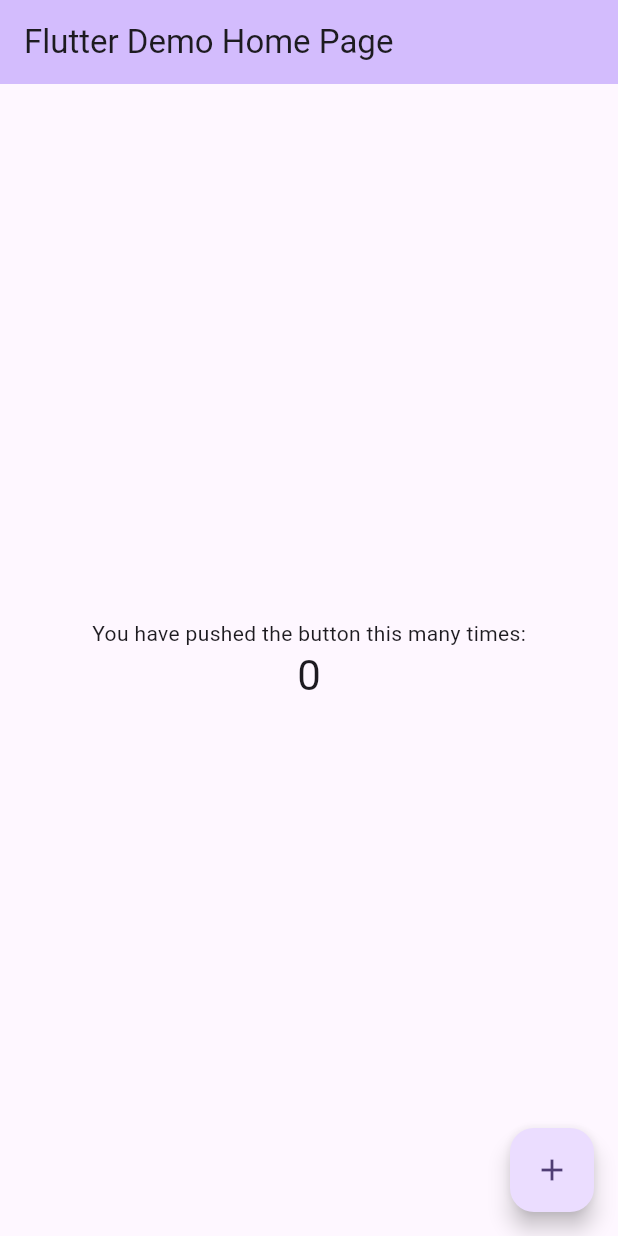
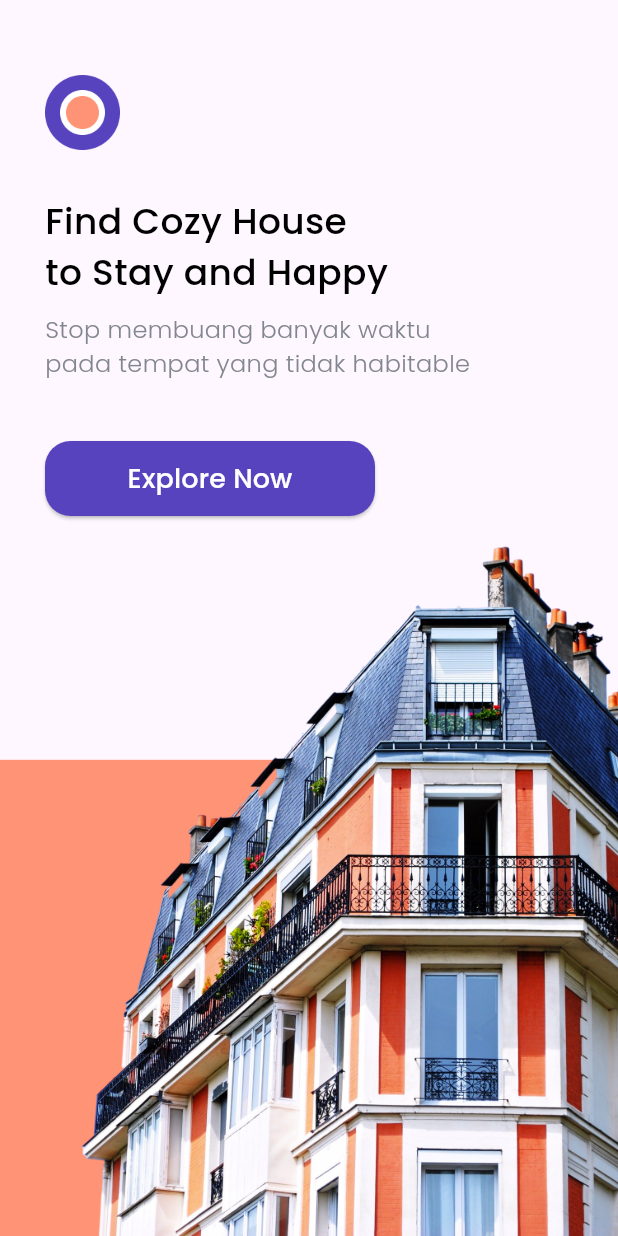
Before and after one commit to petelpop/CozyNest, a Flutter app: the screen it shows after launch, on a phone screen of 412 x 824 dp. Run offline on Flutter 3.47's test engine with Material 3 defaults, Android fonts, the phone set to English and light mode, and no system bars; our stand-ins replace google_fonts.

Commit message:
create splash screen

```diff
--- a/lib/main.dart
+++ b/lib/main.dart
@@ -1,3 +1,4 @@
+import 'package:cozy/pages/splash_page.dart';
 import 'package:flutter/material.dart';
 
 void main() {
@@ -13,25 +14,10 @@ class MyApp extends StatelessWidget {
     return MaterialApp(
       title: 'Flutter Demo',
       theme: ThemeData(
-        // This is the theme of your application.
-        //
-        // TRY THIS: Try running your application with "flutter run". You'll see
-        // the application has a purple toolbar. Then, without quitting the app,
-        // try changing the seedColor in the colorScheme below to Colors.green
-        // and then invoke "hot reload" (save your changes or press the "hot
-        // reload" button in a Flutter-supported IDE, or press "r" if you used
-        // the command line to start the app).
-        //
-        // Notice that the counter didn't reset back to zero; the application
-        // state is not lost during the reload. To reset the state, use hot
-        // restart instead.
-        //
-        // This works for code too, not just values: Most code changes can be
-        // tested with just a hot reload.
         colorScheme: ColorScheme.fromSeed(seedColor: Colors.deepPurple),
         useMaterial3: true,
       ),
-      home: const MyHomePage(title: 'Flutter Demo Home Page'),
+      home: const SplashPage(),
     );
   }
 }
--- /dev/null
+++ b/lib/pages/splash_page.dart
@@ -0,0 +1,74 @@
+import 'package:cozy/theme.dart';
+import 'package:flutter/material.dart';
+import 'package:flutter/widgets.dart';
+
+class SplashPage extends StatelessWidget {
+  const SplashPage({super.key});
+
+  @override
+  Widget build(BuildContext context) {
+    return Scaffold(
+      body: SafeArea(
+        bottom: false,
+        child: Stack(
+          children:[
+            Align(
+              alignment: Alignment.bottomCenter,
+              child: Image.asset('assets/splash_image.png'),
+              ),
+            Padding(
+            padding: const EdgeInsets.only(
+              top: 50,
+              left: 30
+            ),
+            child: Column(
+              crossAxisAlignment: CrossAxisAlignment.start,
+              children: [
+                Container(
+                  height: 50,
+                  width: 50,
+                  decoration: BoxDecoration(
+                    image: DecorationImage(
+                      image: AssetImage('assets/logo.png')
+                    )
+                  ),
+                ),
+                SizedBox(height: 30),
+                Text(
+                'Find Cozy House\nto Stay and Happy',
+                style: blackTextStyle.copyWith(
+                  fontSize: 24
+                ),
+                ),
+                SizedBox(height: 10),
+                Text(
+                  'Stop membuang banyak waktu\npada tempat yang tidak habitable',
+                  style: greyTextStyle.copyWith(
+                    fontSize: 16
+                  ),
+                ),
+                SizedBox(height: 40),
+                ElevatedButton(
+                  onPressed: (){},
+                  child: Text(
+                    'Explore Now',
+                    style: whiteTextStyle.copyWith(
+                      fontSize: 18
+                    ),
+                  ),
+                  style: ElevatedButton.styleFrom(
+                    minimumSize: Size(220, 50),
+                    shape: RoundedRectangleBorder(borderRadius: BorderRadius.circular(17)),
+                    backgroundColor: purpleColor
+
+                  ),
+                  )
+              ],
+            ),
+          ),
+          ]
+        ),
+      ),
+    );
+  }
+}
```
